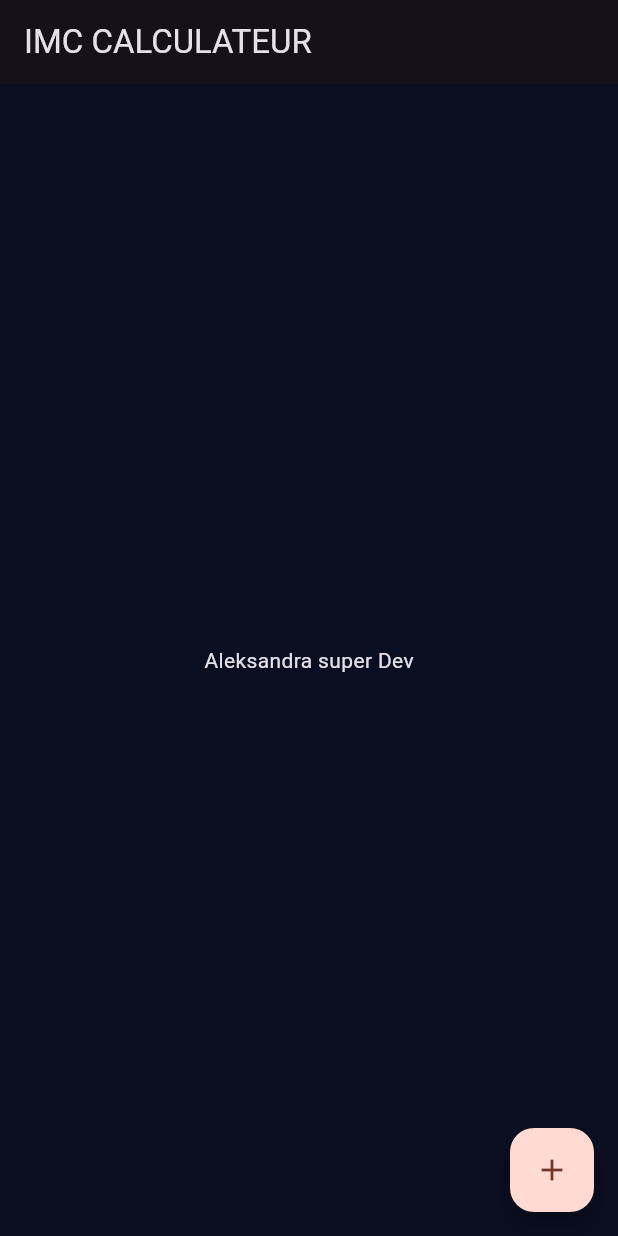
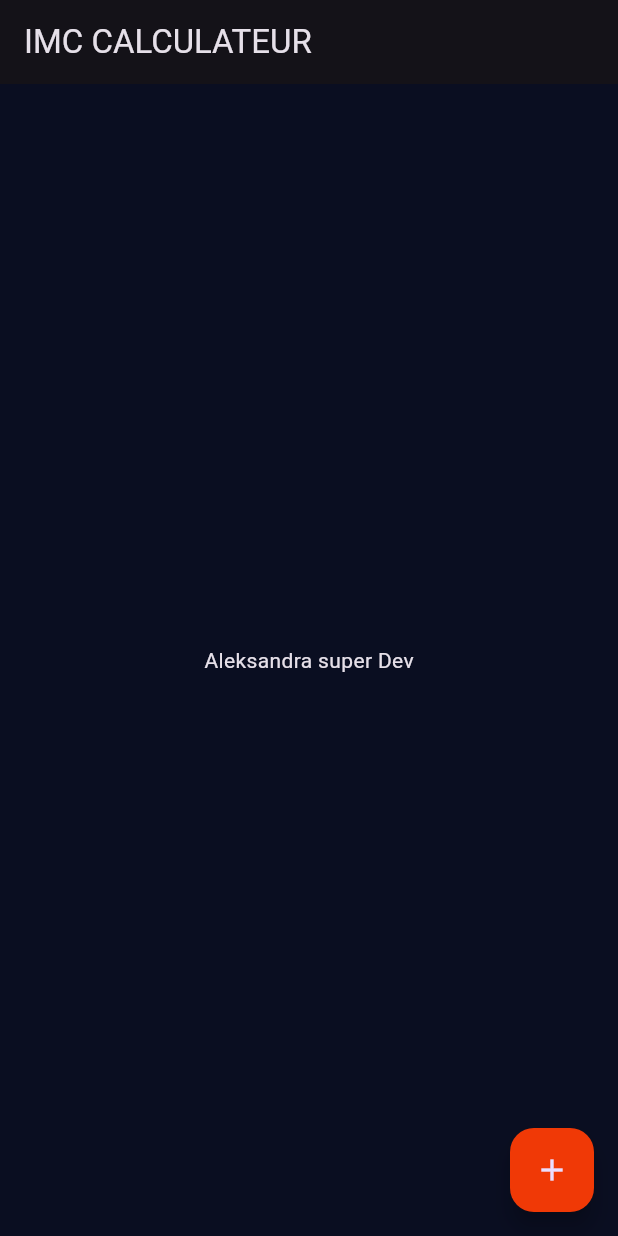
Before and after one commit to Aleks512/IMC-calculator-Flutter, a Flutter app: the screen it shows after launch, on a phone screen of 412 x 824 dp. Run offline on Flutter 3.47's test engine with Material 3 defaults, Android fonts, the phone set to English and light mode, and no system bars.

Commit message:
better custom floating buttom theme

```diff
--- a/lib/main.dart
+++ b/lib/main.dart
@@ -8,10 +8,17 @@ void main() {
 class IMCalculateur extends StatelessWidget {
   const IMCalculateur({super.key});
 
-  @override
+   @override
   Widget build(BuildContext context) {
-    return MaterialApp(theme: ThemeData.dark().copyWith(scaffoldBackgroundColor:Color(0xFF0A0E21)),
-     home: InputPage());
+    return MaterialApp(
+      theme: ThemeData.dark().copyWith(
+        scaffoldBackgroundColor: Color(0xFF0A0E21),
+        floatingActionButtonTheme: FloatingActionButtonThemeData(
+          backgroundColor: Color.fromARGB(255, 240, 57, 6),
+        ),
+      ),
+      home: InputPage(),
+    );
   }
 }
 
@@ -32,12 +39,9 @@ class _InputPageState extends State<InputPage> {
       body: const Center(
         child: Text("Aleksandra super Dev"),
       ),
-      floatingActionButton: Theme(
-        data: ThemeData(colorSchemeSeed: Color.fromARGB(255, 240, 57, 6)),
-        child: FloatingActionButton(
-          child: const Icon(Icons.add),
-          onPressed: () {},
-        ),
+      floatingActionButton: FloatingActionButton(
+        child: const Icon(Icons.add),
+        onPressed: () {},
       ),
     );
   }
```
